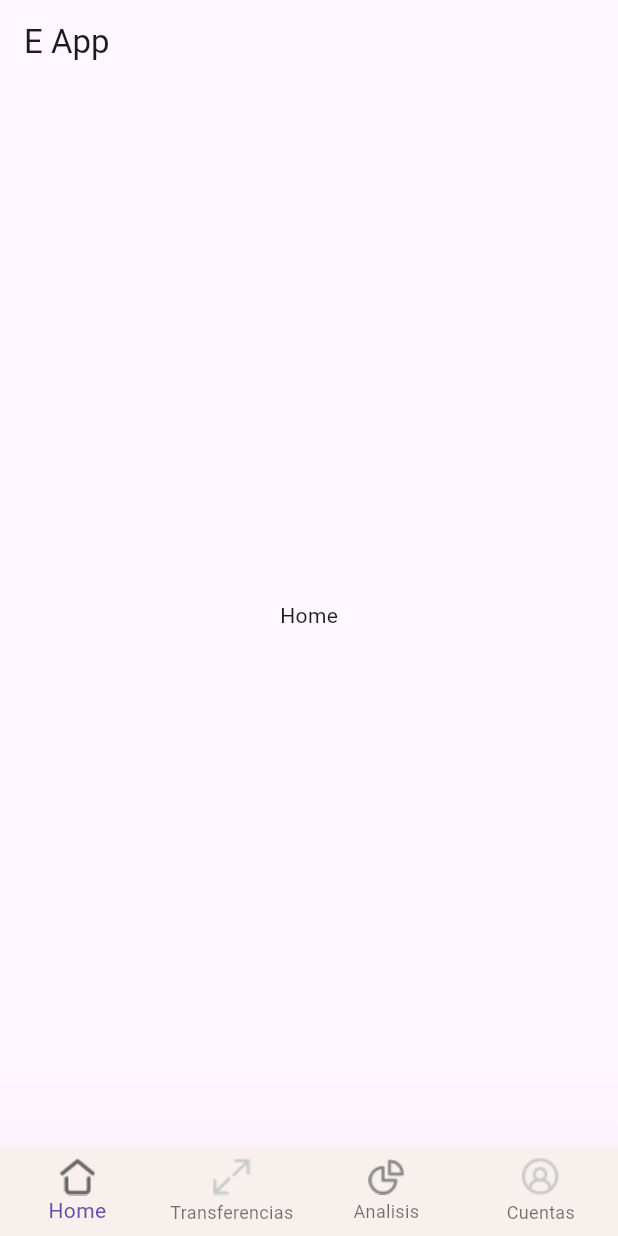
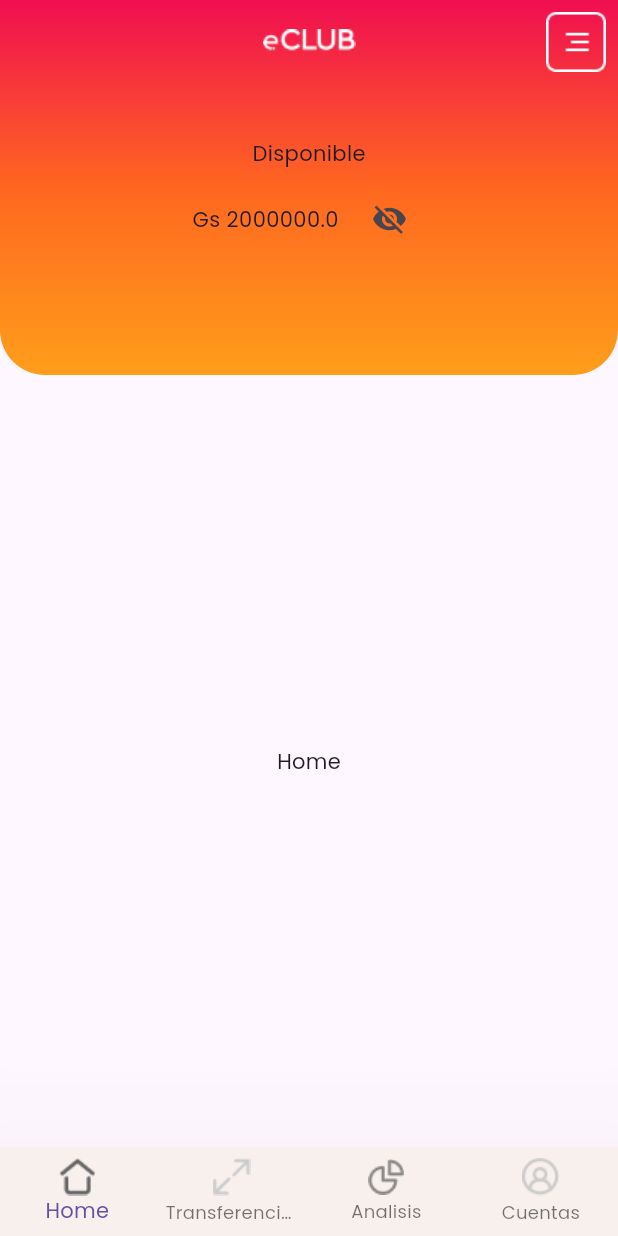
Before and after one commit to ramirezsebas/e_app, a Flutter app: the screen it shows after launch, on a phone screen of 412 x 824 dp. Run offline on Flutter 3.47's test engine with Material 3 defaults, Android fonts, the phone set to English and light mode, and no system bars; our stand-ins replace bloc, equatable, flutter_bloc, google_fonts; generated files the repository leaves out were written again.

Commit message:
feat: incorporamos el theme con el fuente de poppins y el provider para el saldo del usuario

```diff
--- a/lib/app.dart
+++ b/lib/app.dart
@@ -1,15 +1,31 @@
+import 'package:e_app/app/core/widgets/e_app_bar.dart';
+import 'package:e_app/app/presentation/cubits/account_balance/account_balance_cubit.dart';
 import 'package:e_app/app/presentation/screens/screens.dart';
 import 'package:e_app/gen/assets.gen.dart';
 import 'package:flutter/material.dart';
+import 'package:flutter_bloc/flutter_bloc.dart';
+import 'package:google_fonts/google_fonts.dart';
 
 class App extends StatelessWidget {
   const App({super.key});
 
   @override
   Widget build(BuildContext context) {
-    return const MaterialApp(
-      title: 'E App',
-      home: MainScreen(),
+    return BlocProvider(
+      create: (context) => AccountBalanceCubit(),
+      child: MaterialApp(
+        theme: _buildTheme(Brightness.light),
+        title: 'E App',
+        home: const MainScreen(),
+      ),
+    );
+  }
+
+  ThemeData _buildTheme(Brightness brightness) {
+    final baseTheme = ThemeData(brightness: brightness);
+
+    return baseTheme.copyWith(
+      textTheme: GoogleFonts.poppinsTextTheme(baseTheme.textTheme),
     );
   }
 }
@@ -29,9 +45,7 @@ class _MainScreenState extends State<MainScreen> {
   @override
   Widget build(BuildContext context) {
     return Scaffold(
-      appBar: AppBar(
-        title: const Text('E App'),
-      ),
+      appBar: const EAppBar(),
       bottomNavigationBar: BottomNavigationBar(
         backgroundColor: const Color(0xffF7F0ED),
         currentIndex: _selectedScreenIndex,
@@ -73,3 +87,51 @@ class _MainScreenState extends State<MainScreen> {
     );
   }
 }
+
+class AccountBalance extends StatelessWidget {
+  const AccountBalance({
+    required this.balance,
+    required this.isHidden,
+    required this.currency,
+    super.key,
+    this.onToggle,
+  });
+
+  final String currency;
+  final double balance;
+  final bool isHidden;
+  final void Function()? onToggle;
+
+  @override
+  Widget build(BuildContext context) {
+    return Column(
+      mainAxisAlignment: MainAxisAlignment.center,
+      children: [
+        const Text('Disponible'),
+        const SizedBox(
+          height: 10,
+        ),
+        Row(
+          mainAxisAlignment: MainAxisAlignment.center,
+          children: [
+            Text(
+              '$currency ${isHidden ? balance.toString().replaceAll(
+                    RegExp(r'\d'),
+                    '*',
+                  ) : balance}',
+            ),
+            const SizedBox(
+              width: 10,
+            ),
+            IconButton(
+              onPressed: onToggle,
+              icon: isHidden
+                  ? const Icon(Icons.visibility)
+                  : const Icon(Icons.visibility_off),
+            ),
+          ],
+        ),
+      ],
+    );
+  }
+}
```
